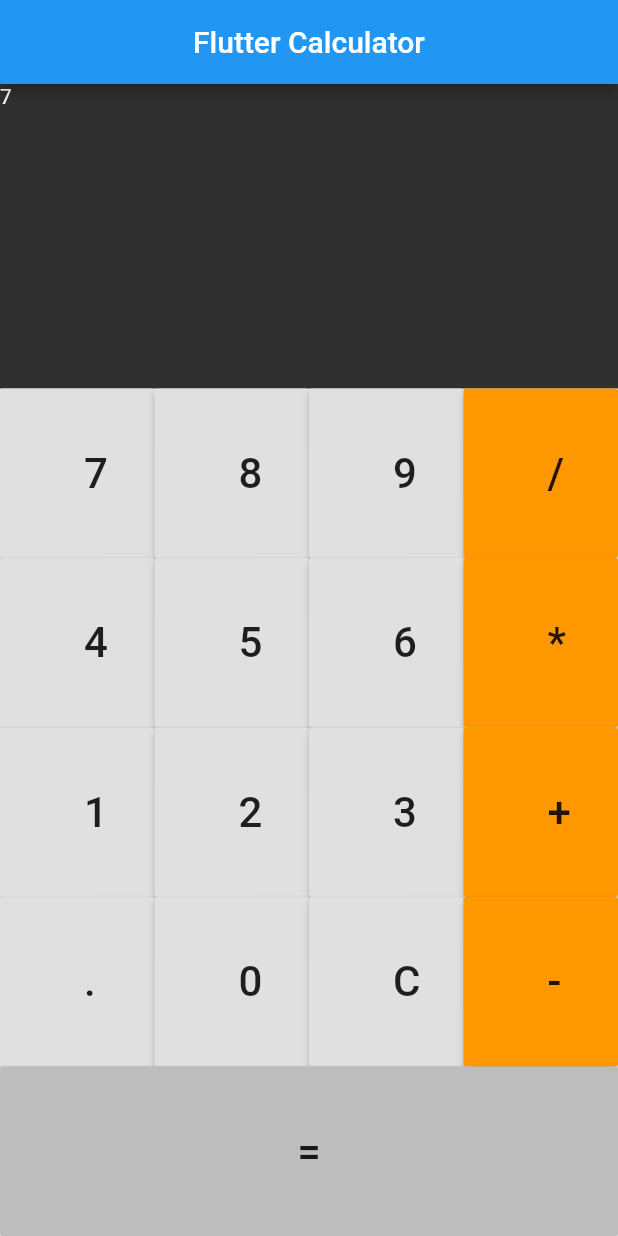
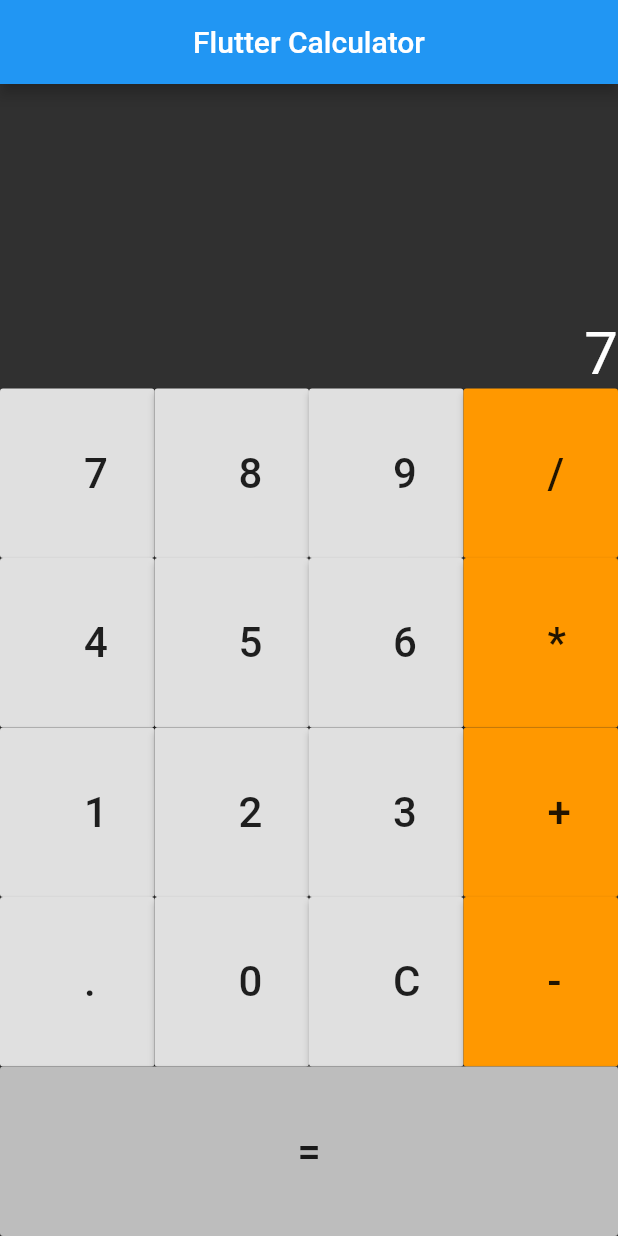
Before and after one commit to faisalsayed10/flutter-calculator, a Flutter app: the screen it shows after launch, after a tap on an icon or button, on a phone screen of 412 x 824 dp. Run offline on Flutter 3.47's test engine with Material 2 defaults, Android fonts, the phone set to English and light mode, and no system bars; our stand-ins replace math_expressions.

Commit message:
Fix text alignment

```diff
--- a/lib/homepage.dart
+++ b/lib/homepage.dart
@@ -13,6 +13,7 @@ class _HomePageState extends State<HomePage> {
   @override
   Widget build(BuildContext context) {
     return Scaffold(
+      backgroundColor: Colors.grey[850],
       appBar: AppBar(
         title: Text("Flutter Calculator"),
         centerTitle: true,
@@ -21,16 +22,20 @@ class _HomePageState extends State<HomePage> {
         child: Column(
           mainAxisAlignment: MainAxisAlignment.end,
           children: [
-            Expanded(
-              child: Container(
-                width: MediaQuery.of(context).size.width,
-                decoration: BoxDecoration(
-                  color: Colors.grey[850],
-                ),
-                child: Text(
-                  value,
-                  style: TextStyle(color: Colors.white),
-                ),
+            Container(
+              width: MediaQuery.of(context).size.width,
+              child: Column(
+                mainAxisAlignment: MainAxisAlignment.end,
+                crossAxisAlignment: CrossAxisAlignment.end,
+                children: [
+                  Text(
+                    value,
+                    style: TextStyle(
+                      color: Colors.white,
+                      fontSize: 40,
+                    ),
+                  ),
+                ],
               ),
             ),
             Row(
```
